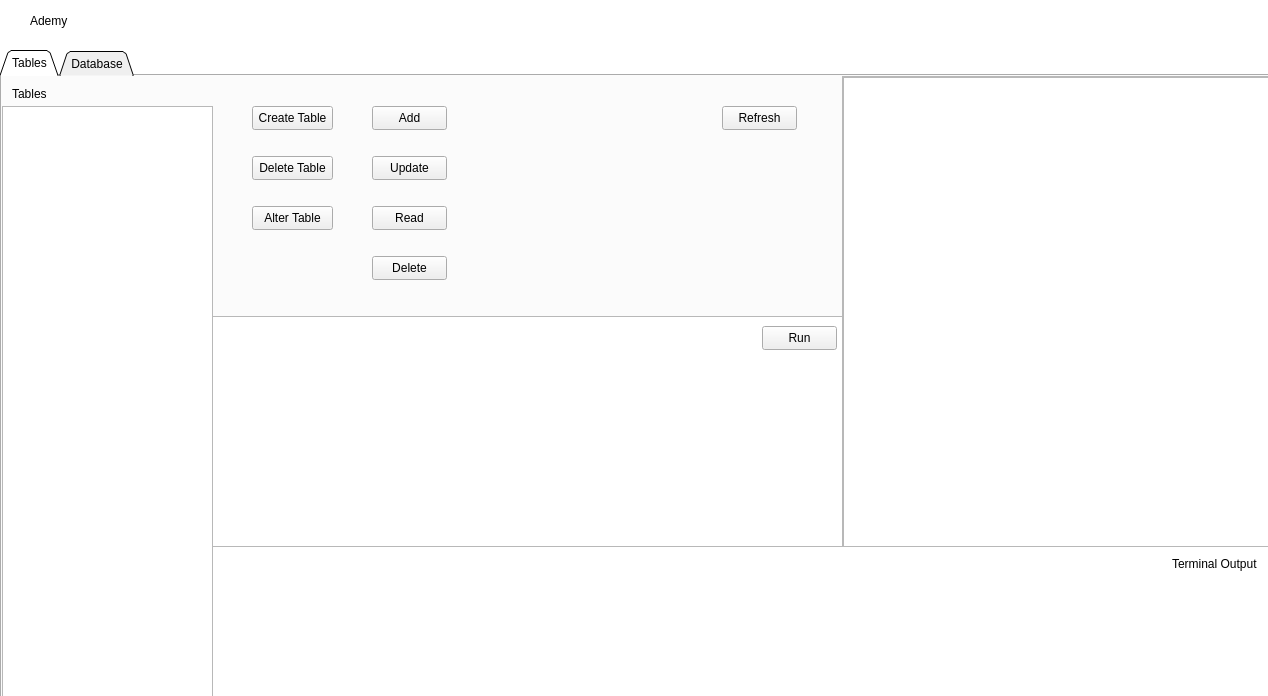
First picture: the form in ui/mainwindow.ui, repository Jedybox/Ademy, before the edit.
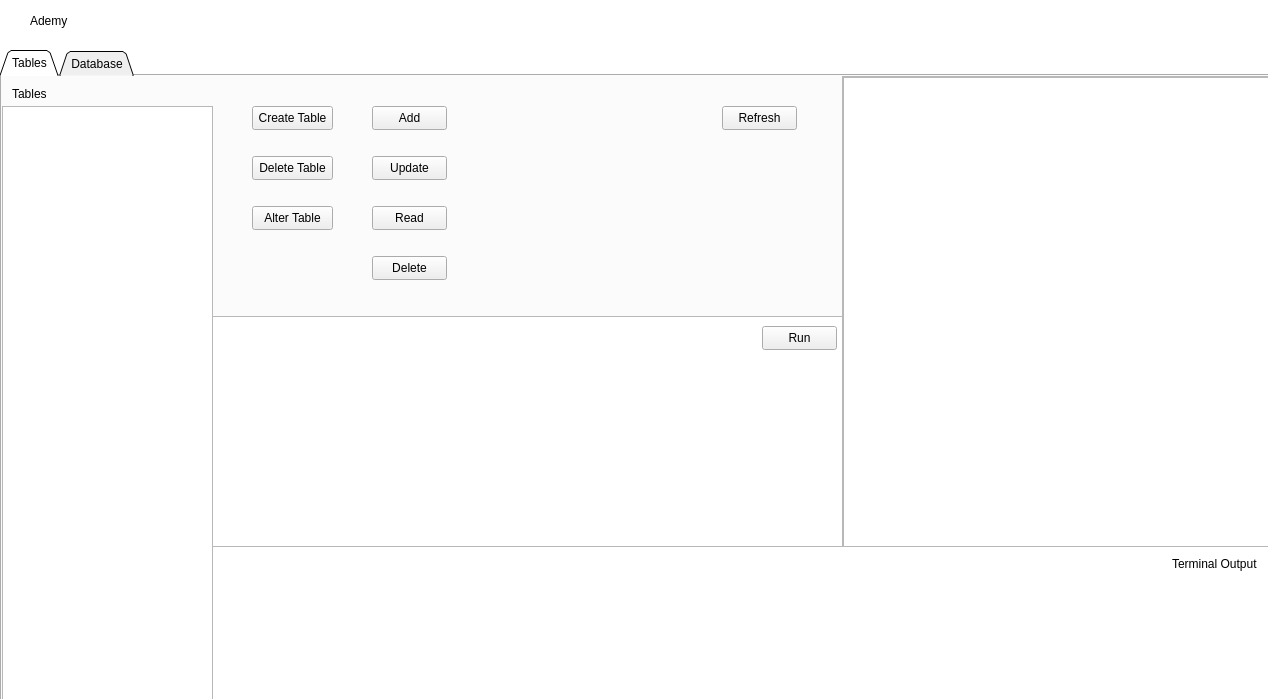
Second picture: the form after the edit.

Commit message: Add functionality to add data to tables with a new dialog

```diff
--- a/ui/mainwindow.ui
+++ b/ui/mainwindow.ui
@@ -10,7 +10,7 @@
     <x>0</x>
     <y>0</y>
     <width>1268</width>
-    <height>696</height>
+    <height>699</height>
    </rect>
   </property>
   <property name="sizePolicy">
```
The commit also changes 4 other files.
